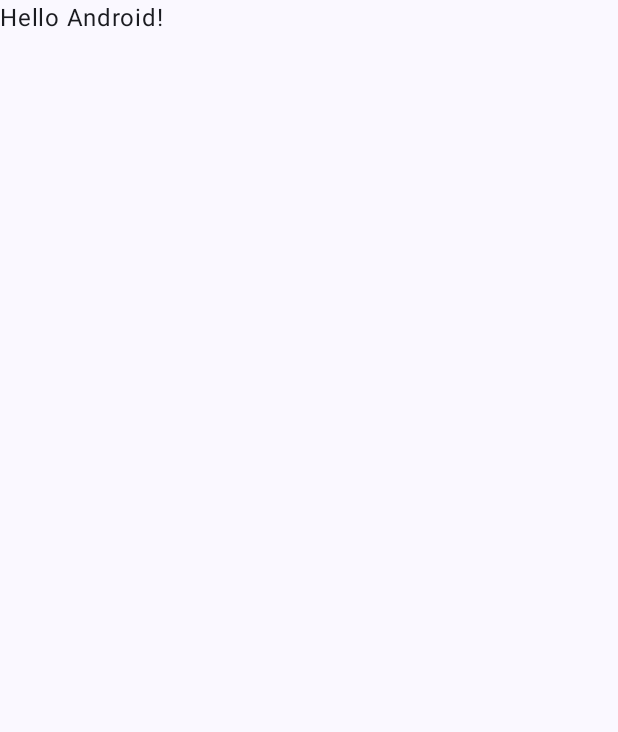
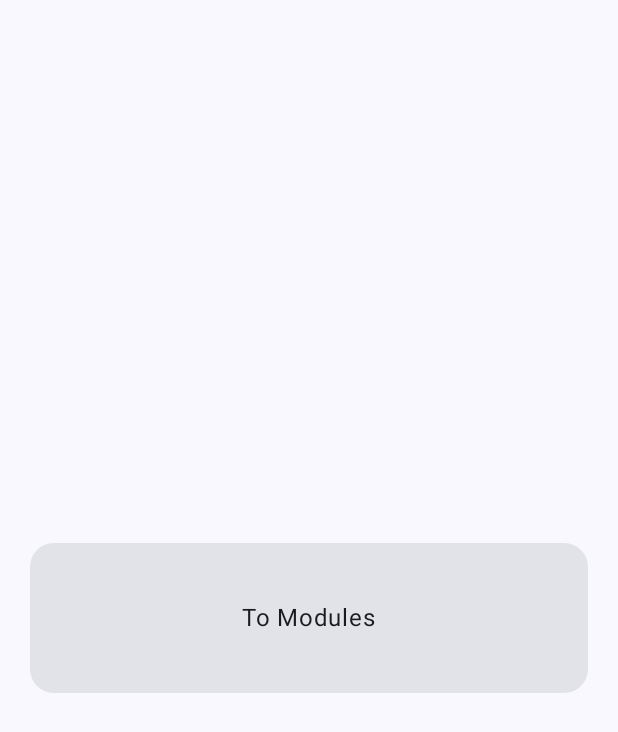
Before and after one commit to GeorgeKusenkov/YidakiTrip, an Android app built with Jetpack Compose: the screen it shows after launch (MainActivity), on a phone screen of 412 x 824 dp. Before the commit the part shown is almost empty. Shown: the top 732 px of the screen. Run offline under Robolectric (Android 15) with nearby library versions, the phone set to English and light mode, and no system bars.

Commit message:
-modules -navigation -models

```diff
--- a/app/build.gradle
+++ b/app/build.gradle
@@ -56,6 +56,9 @@ dependencies {
     implementation 'androidx.compose.ui:ui-graphics'
     implementation 'androidx.compose.ui:ui-tooling-preview'
     implementation 'androidx.compose.material3:material3'
+
+    implementation "androidx.navigation:navigation-compose:2.5.3"
+
     testImplementation 'junit:junit:4.13.2'
     androidTestImplementation 'androidx.test.ext:junit:1.1.5'
     androidTestImplementation 'androidx.test.espresso:espresso-core:3.5.1'
--- /dev/null
+++ b/app/src/main/java/com/example/yidakitrip/HomeScreen.kt
@@ -0,0 +1,121 @@
+package com.example.yidakitrip
+
+import androidx.compose.foundation.layout.Arrangement
+import androidx.compose.foundation.layout.Column
+import androidx.compose.foundation.layout.Spacer
+import androidx.compose.foundation.layout.fillMaxSize
+import androidx.compose.foundation.layout.fillMaxWidth
+import androidx.compose.foundation.layout.height
+import androidx.compose.foundation.layout.padding
+import androidx.compose.foundation.lazy.LazyColumn
+import androidx.compose.foundation.lazy.items
+import androidx.compose.foundation.shape.RoundedCornerShape
+import androidx.compose.material3.Button
+import androidx.compose.material3.Card
+import androidx.compose.material3.ExperimentalMaterial3Api
+import androidx.compose.material3.Text
+import androidx.compose.material3.TextField
+import androidx.compose.runtime.Composable
+import androidx.compose.runtime.mutableStateOf
+import androidx.compose.runtime.remember
+import androidx.compose.runtime.setValue
+import androidx.compose.runtime.getValue
+import androidx.compose.ui.Alignment
+import androidx.compose.ui.Modifier
+import androidx.compose.ui.text.font.FontWeight
+import androidx.compose.ui.tooling.preview.Preview
+import androidx.compose.ui.unit.dp
+import androidx.navigation.NavController
+import androidx.navigation.compose.rememberNavController
+import com.example.yidakitrip.items.CharacterLukaItem
+import com.example.yidakitrip.items.CharacterShamanItem
+import com.example.yidakitrip.model.Course
+import com.example.yidakitrip.repository.CourseRepository
+
+@OptIn(ExperimentalMaterial3Api::class)
+@Composable
+fun HomeScreen(
+    navController: NavController
+) {
+
+    var text by remember {
+        mutableStateOf("")
+    }
+
+    Column(
+        modifier = Modifier.fillMaxSize(),
+        verticalArrangement = Arrangement.Center,
+        horizontalAlignment = Alignment.CenterHorizontally,
+        ) {
+        val courseRepository = CourseRepository()
+        val getAllData = courseRepository.getAllData()
+
+//        TextField(value = text, onValueChange = {
+//            text = it
+//        })
+//        Spacer(modifier = Modifier.height(10.dp))
+//        Button(onClick = {
+//            navController.navigate(
+//                route = Screen.Course.passId(
+//                    id = 10,
+//                    name = text
+//                )
+//            )
+//        }) {
+//            Text(text = "Main", fontWeight = FontWeight.Bold)
+//        }
+
+
+        Card(
+            shape = RoundedCornerShape(16.dp),
+            modifier = Modifier
+                .fillMaxWidth()
+                .padding(20.dp)
+                .height(100.dp),
+            onClick = {
+                navController.navigate(
+                    route = Screen.Course.passId(1, "COURSE-1 ")
+                )
+            }
+        ) {
+            Column(
+                modifier = Modifier.fillMaxSize(),
+                verticalArrangement = Arrangement.Center,
+                horizontalAlignment = Alignment.CenterHorizontally
+            ){
+                Text(text = "To Modules")
+            }
+
+        }
+
+//        LazyColumn {
+//            items(items = getAllData) { course ->
+//                when (course.id) {
+//                    "1" -> CharacterLukaItem(course) { toDetail(navController, course) }
+//                    "2" -> CharacterShamanItem(course) { toDetail(navController, course) }
+//                }
+//            }
+//        }
+
+    }
+}
+
+private fun toDetail(
+    navController: NavController,
+    course: Course
+) {
+    navController.navigate(
+        route = Screen.Course.passId(
+            id = 1,
+            name = course.id
+        )
+    )
+}
+
+@Composable
+@Preview(showBackground = true)
+fun MainScreenPreview() {
+    HomeScreen(
+        navController = rememberNavController()
+    )
+}
--- a/app/src/main/java/com/example/yidakitrip/MainActivity.kt
+++ b/app/src/main/java/com/example/yidakitrip/MainActivity.kt
@@ -3,44 +3,48 @@ package com.example.yidakitrip
 import android.os.Bundle
 import androidx.activity.ComponentActivity
 import androidx.activity.compose.setContent
+import androidx.compose.foundation.background
+import androidx.compose.foundation.layout.Column
 import androidx.compose.foundation.layout.fillMaxSize
+import androidx.compose.foundation.layout.fillMaxWidth
+import androidx.compose.foundation.layout.padding
+import androidx.compose.foundation.lazy.LazyColumn
+import androidx.compose.foundation.lazy.items
 import androidx.compose.material3.MaterialTheme
 import androidx.compose.material3.Surface
 import androidx.compose.material3.Text
 import androidx.compose.runtime.Composable
 import androidx.compose.ui.Modifier
+import androidx.compose.ui.graphics.Color
 import androidx.compose.ui.tooling.preview.Preview
+import androidx.compose.ui.unit.dp
+import androidx.navigation.NavHostController
+import androidx.navigation.compose.rememberNavController
+import com.example.yidakitrip.repository.CourseRepository
 import com.example.yidakitrip.ui.theme.YidakiTripTheme
 
 class MainActivity : ComponentActivity() {
+
+    lateinit var navController: NavHostController
     override fun onCreate(savedInstanceState: Bundle?) {
         super.onCreate(savedInstanceState)
         setContent {
             YidakiTripTheme {
-                // A surface container using the 'background' color from the theme
                 Surface(
                     modifier = Modifier.fillMaxSize(),
                     color = MaterialTheme.colorScheme.background
                 ) {
-                    Greeting("Android")
+                        navController = rememberNavController()
+                        SetupNavGraph(navController = navController)
                 }
             }
         }
     }
 }
 
-@Composable
-fun Greeting(name: String, modifier: Modifier = Modifier) {
-    Text(
-        text = "Hello $name!",
-        modifier = modifier
-    )
-}
 
 @Preview(showBackground = true)
 @Composable
 fun GreetingPreview() {
-    YidakiTripTheme {
-        Greeting("Android")
-    }
+
 }
--- /dev/null
+++ b/app/src/main/java/com/example/yidakitrip/NavGraph.kt
@@ -0,0 +1,39 @@
+package com.example.yidakitrip
+
+import androidx.compose.runtime.Composable
+import androidx.navigation.NavHostController
+import androidx.navigation.NavType
+import androidx.navigation.compose.NavHost
+import androidx.navigation.compose.composable
+import androidx.navigation.navArgument
+
+@Composable
+fun SetupNavGraph(
+    navController: NavHostController
+) {
+    NavHost(
+        navController = navController,
+        startDestination = Screen.Main.route
+    ) {
+        composable(
+            route = Screen.Main.route
+        ) {
+            HomeScreen(navController = navController)
+        }
+
+        composable(
+            route = Screen.Course.route,
+            arguments = listOf(
+                navArgument(COURSE_ARGUMENT_KEY) {
+                    type = NavType.IntType
+                },
+                navArgument(COURSE_ARGUMENT_KEY2) {
+                    type = NavType.StringType
+                })
+        ) {
+//            Log.d("Args", it.arguments?.getInt(COURSE_ARGUMENT_KEY).toString())
+//            Log.d("Args", it.arguments?.getString(COURSE_ARGUMENT_KEY2).toString())
+            CourseScreen(it.arguments?.getString(COURSE_ARGUMENT_KEY2).toString())
+        }
+    }
+}
--- /dev/null
+++ b/app/src/main/java/com/example/yidakitrip/Screen.kt
@@ -0,0 +1,19 @@
+package com.example.yidakitrip
+
+const val COURSE_ARGUMENT_KEY = "id"
+const val COURSE_ARGUMENT_KEY2 = "name"
+
+sealed class Screen(val route: String) {
+    object Main: Screen(route = "main_screen")
+    object Course: Screen(route = "course_screen/{$COURSE_ARGUMENT_KEY}/{$COURSE_ARGUMENT_KEY2}") {
+//        fun passId(id: Int): String {
+//            return this.route.replace(oldValue = "{$COURSE_ARGUMENT_KEY}", newValue = id.toString())
+//        }
+        fun passId(
+            id: Int,
+            name: String
+        ): String {
+            return "course_screen/$id/$name"
+        }
+    }
+}
--- /dev/null
+++ b/app/src/main/java/com/example/yidakitrip/data/CourseStorage.kt
@@ -0,0 +1,4 @@
+package com.example.yidakitrip.data
+
+data class CourseStorage(val id: Int) {
+}
--- /dev/null
+++ b/app/src/main/java/com/example/yidakitrip/data/LessonStorage.kt
@@ -0,0 +1,3 @@
+package com.example.yidakitrip.data
+
+data class LessonStorage(val id: Int)
--- /dev/null
+++ b/app/src/main/java/com/example/yidakitrip/data/ModuleStorage.kt
@@ -0,0 +1,3 @@
+package com.example.yidakitrip.data
+
+data class ModuleStorage(val id: Int)
--- /dev/null
+++ b/app/src/main/java/com/example/yidakitrip/model/Course.kt
@@ -0,0 +1,7 @@
+package com.example.yidakitrip.model
+
+data class Course(
+    val id: String,
+    val title: String,
+    val description: String
+)
--- /dev/null
+++ b/app/src/main/java/com/example/yidakitrip/repository/CourseRepository.kt
@@ -0,0 +1,65 @@
+package com.example.yidakitrip.repository
+
+import com.example.yidakitrip.model.Course
+
+class CourseRepository {
+    fun getAllData(): List<Course> {
+        return listOf(
+            Course(
+                id = "1",
+                title = "Basic course",
+                description = "learn about didgeridoo and Really I was searching for this tutorial for a long time, thank you for this gift"
+            ),
+            Course(
+                id = "2",
+                title = "Special course",
+                description = "Great content. Thanks. One suggestion :- Please increase the font size of code in your android studio or crop and zoom the video. Please please please. Some viewers (like me) watch your tutorials using phone"
+            ),
+            Course(
+                id = "1",
+                title = "Hard course",
+                description = "HOW can we use an items (from our layout resources) and insert them between the sticky headers too ? ( instead of text written from the main activity)"
+            ),
+            Course(
+                id = "1",
+                title = "Simple course",
+                description = "This is very helpful. But can you make your tutorials in mvvc way?"
+            ),
+            Course(
+                id = "2",
+                title = "Good course",
+                description = "Great vídeo as always! Please put subtitles in next videos, thanks"
+            ),
+            Course(
+                id = "2",
+                title = "Not Bad course",
+                description = "Great vídeo as always! Please put subtitles in next videos, thanks"
+            ),
+            Course(
+                id = "1",
+                title = "Graet course",
+                description = "Great vídeo as always! Please put subtitles in next videos, thanks"
+            ),
+            Course(
+                id = "2",
+                title = "Nice course",
+                description = "Great vídeo as always! Please put subtitles in next videos, thanks"
+            ),
+            Course(
+                id = "1",
+                title = "Realy course",
+                description = "Great vídeo as always! Please put subtitles in next videos, thanks"
+            ),
+            Course(
+                id = "2",
+                title = "Pro course",
+                description = "Great vídeo as always! Please put subtitles in next videos, thanks"
+            ),
+            Course(
+                id = "2",
+                title = "Basic Pro course",
+                description = "Great vídeo as always! Please put subtitles in next videos, thanks"
+            )
+        )
+    }
+}
--- /dev/null
+++ b/app/src/main/res/values/dimens.xml
@@ -0,0 +1,4 @@
+<?xml version="1.0" encoding="utf-8"?>
+<resources>
+    <dimen name="card_padding">5dp</dimen>
+</resources>
```
Also changed, not shown: app/src/main/java/com/example/yidakitrip/CourseScreen.kt (added, +50 -0 lines), app/src/main/java/com/example/yidakitrip/items/CharacterLukaItem.kt (added, +90 -0 lines), app/src/main/java/com/example/yidakitrip/items/CharacterShamanItem.kt (added, +71 -0 lines), app/src/main/java/com/example/yidakitrip/items/CourseItem.kt (added, +59 -0 lines), app/src/main/java/com/example/yidakitrip/model/Lesson.kt (added, +8 -0 lines), app/src/main/java/com/example/yidakitrip/model/Module.kt (added, +8 -0 lines), app/src/main/res/drawable/dialog_img_luka.png (added), app/src/main/res/drawable/dialog_img_shaman.png (added).
